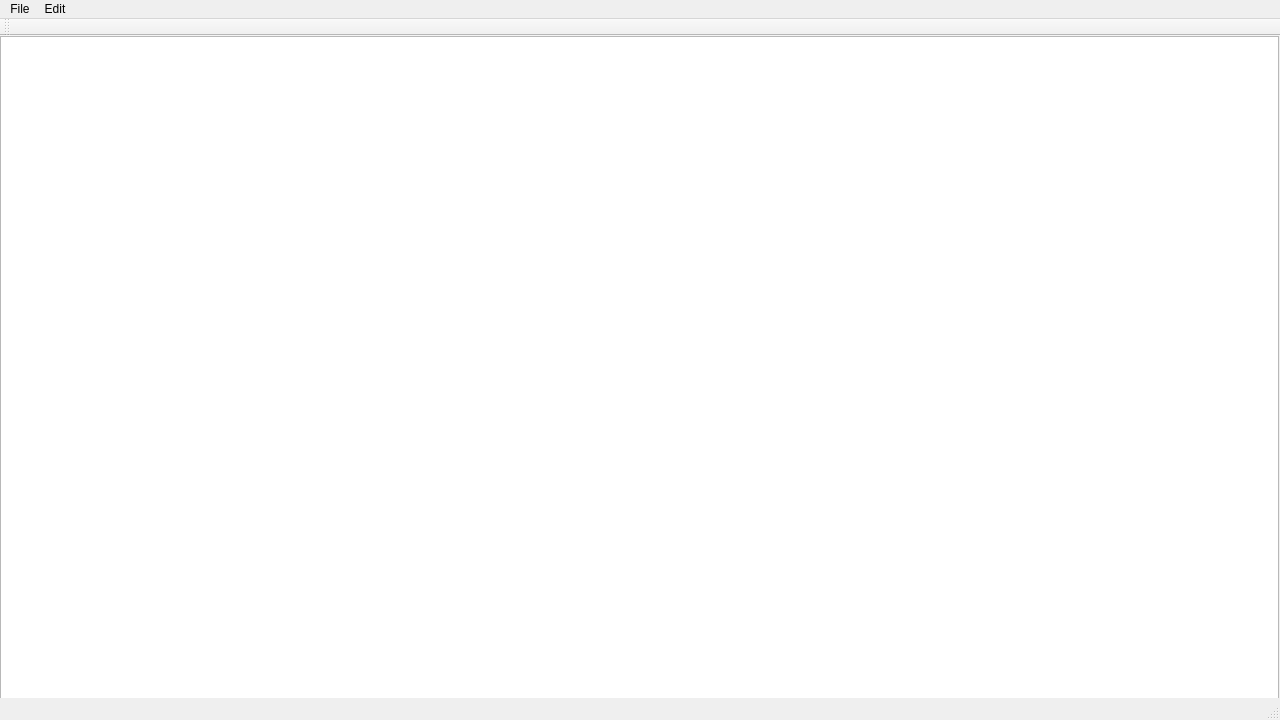
Before: the Qt Designer form SimpleRegistry/SimpleRegistry.ui in rohitrtk/SimpleRegistry, drawn with Qt 5.
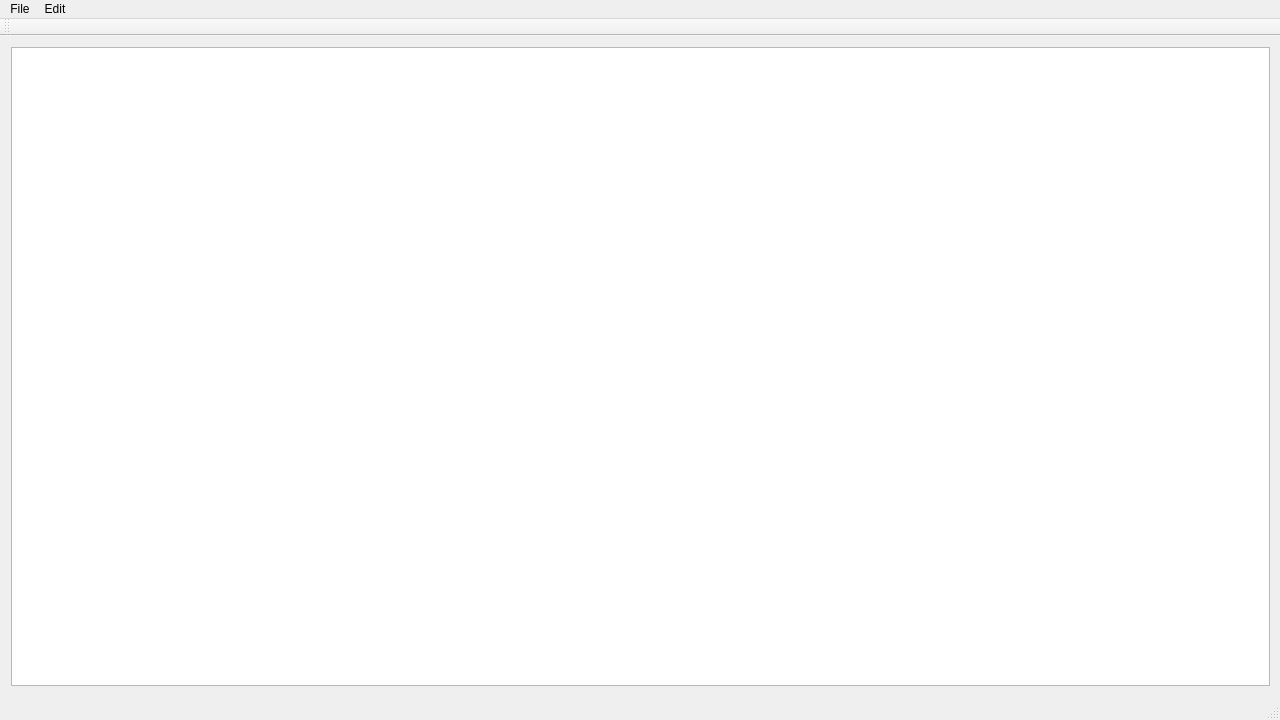
After: the same form once the commit is applied.

Diff of the .ui file:
```diff
--- a/SimpleRegistry/SimpleRegistry.ui
+++ b/SimpleRegistry/SimpleRegistry.ui
@@ -14,39 +14,32 @@
    <string>SimpleRegistry</string>
   </property>
   <widget class="QWidget" name="centralWidget">
-   <widget class="QTableWidget" name="tableWidget">
+   <widget class="QWidget" name="verticalLayoutWidget">
     <property name="geometry">
      <rect>
       <x>0</x>
       <y>0</y>
-      <width>1279</width>
-      <height>719</height>
+      <width>1281</width>
+      <height>661</height>
      </rect>
     </property>
-    <property name="verticalScrollBarPolicy">
-     <enum>Qt::ScrollBarAsNeeded</enum>
+    <layout class="QVBoxLayout" name="verticalLayout">
+     <item>
+      <widget class="QTableView" name="tableView">
+       <property name="font">
+        <font>
+         <pointsize>12</pointsize>
+        </font>
     </property>
     <property name="horizontalScrollBarPolicy">
-     <enum>Qt::ScrollBarAlwaysOn</enum>
+        <enum>Qt::ScrollBarAsNeeded</enum>
     </property>
     <property name="sizeAdjustPolicy">
      <enum>QAbstractScrollArea::AdjustToContents</enum>
     </property>
-    <property name="rowCount">
-     <number>0</number>
-    </property>
-    <property name="columnCount">
-     <number>0</number>
-    </property>
-    <attribute name="horizontalHeaderVisible">
-     <bool>true</bool>
-    </attribute>
-    <attribute name="verticalHeaderVisible">
-     <bool>false</bool>
-    </attribute>
-    <attribute name="verticalHeaderHighlightSections">
-     <bool>true</bool>
-    </attribute>
+      </widget>
+     </item>
+    </layout>
    </widget>
   </widget>
   <widget class="QMenuBar" name="menuBar">
```
Lines whose indentation alone changed are shown as unchanged.
